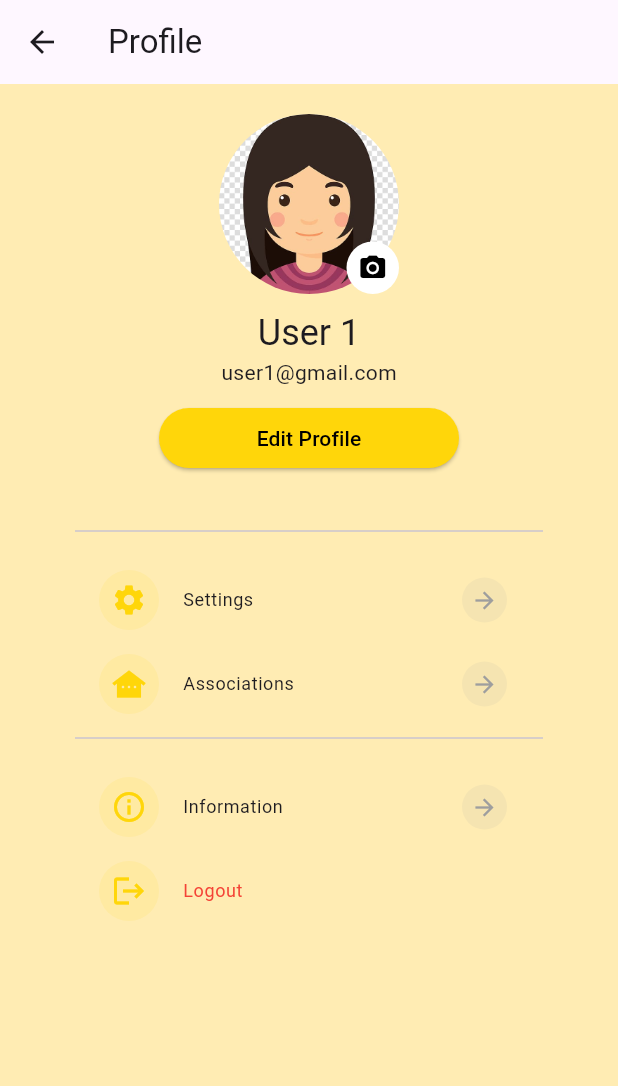
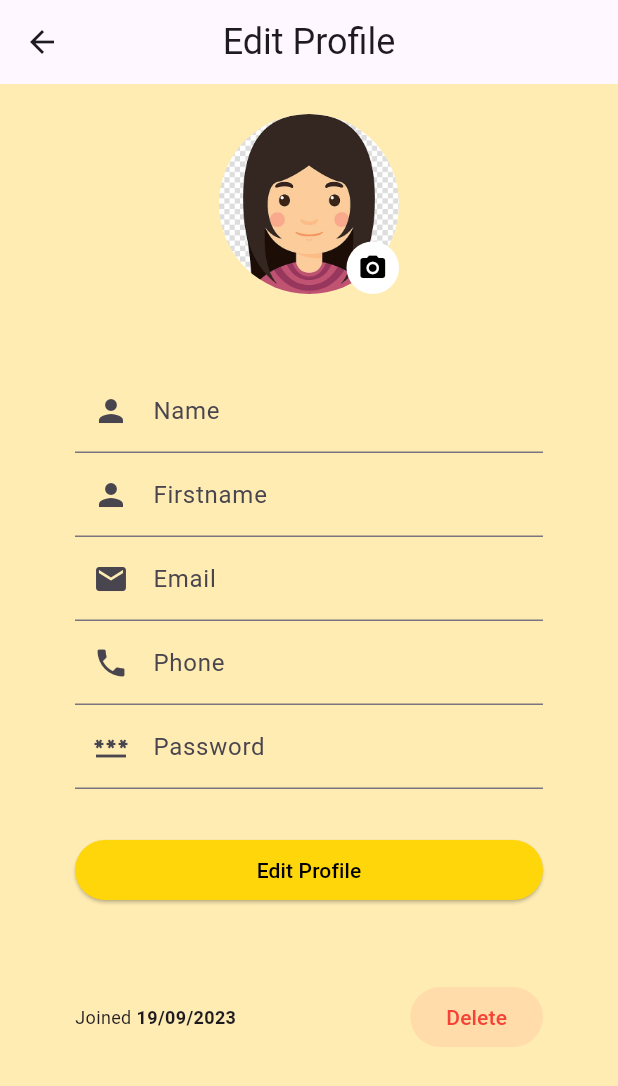
Before and after one commit to Aliciasaci/purrfectmatch-client, a Flutter app: the ProfileScreen screen opened directly, after a tap on "Edit Profile", on a phone screen of 412 x 824 dp. Shown: the top 1086 px of the screen. Run offline on Flutter 3.47's test engine with Material 3 defaults, Android fonts, the light colour scheme and no system bars.

Commit message:
add edit profile screen

```diff
--- a/lib/constants/text_strings.dart
+++ b/lib/constants/text_strings.dart
@@ -1,2 +1,3 @@
 const String userProfileTitle = "Profile";
 const String userEditProfileTitle = "Edit Profile";
+const String userDeleteProfile = "Delete";
--- /dev/null
+++ b/lib/screens/profile/edit_profile_screen.dart
@@ -0,0 +1,142 @@
+import 'package:flutter/material.dart';
+import 'package:purrfectmatch/constants/color.dart';
+import 'package:purrfectmatch/constants/image_strings.dart';
+import 'package:purrfectmatch/constants/text_strings.dart';
+
+class EditProfileScreen extends StatefulWidget {
+  const EditProfileScreen({super.key});
+
+  @override
+  State<EditProfileScreen> createState() => _EditProfileScreenState();
+}
+
+class _EditProfileScreenState extends State<EditProfileScreen> {
+
+  @override
+  Widget build(BuildContext context) {
+    return Scaffold(
+      appBar: AppBar(
+        title: Text(userEditProfileTitle, style: Theme.of(context).textTheme.headlineSmall),
+        centerTitle: true,
+      ),
+      body: SingleChildScrollView(
+        child: Container(
+          padding: const EdgeInsets.symmetric(vertical: 20.0, horizontal: 50.0),
+          child: Column(
+            children: [
+              Stack(
+                children: [
+                  SizedBox(
+                    width: 120,
+                    height: 120,
+                    child: ClipRRect(
+                      borderRadius: BorderRadius.circular(100),
+                      child: const Image(image: AssetImage(userProfileImage))
+                    )
+                  ),
+                  Positioned(
+                    bottom: 0,
+                    right: 0,
+                    child: Container(
+                      width: 35,
+                      height: 35,
+                      decoration: BoxDecoration(borderRadius: BorderRadius.circular(100), color: Colors.white),
+                      child: const Icon(
+                        Icons.camera_alt,
+                        color: Colors.black,
+                        size: 20
+                      )
+                    ))
+                ],
+              ),
+              const SizedBox(height: 50),
+
+              Form(
+                  child: Column(
+                    children: [
+                      TextFormField(
+                        decoration: const InputDecoration(
+                          labelText: "Name",
+                          prefixIcon: Icon(Icons.person),
+                        ),
+                      ),
+                      TextFormField(
+                        decoration: const InputDecoration(
+                          labelText: "Firstname",
+                          prefixIcon: Icon(Icons.person),
+                        ),
+                      ),
+                      TextFormField(
+                        decoration: const InputDecoration(
+                          labelText: "Email",
+                          prefixIcon: Icon(Icons.email)
+                        ),
+                      ),
+                      TextFormField(
+                        decoration: const InputDecoration(
+                          labelText: "Phone",
+                          prefixIcon: Icon(Icons.phone)
+                        ),
+                      ),
+                      TextFormField(
+                        obscureText: true,
+                        decoration: const InputDecoration(
+                          labelText: "Password",
+                          prefixIcon: Icon(Icons.password),
+                          // suffixIcon: IconButton(icon: Icon(Icons.remove_red_eye), onPressed),
+                        ),
+                      ),
+
+                      const SizedBox(height: 30),
+
+                      SizedBox(
+                        width: double.infinity,
+                        child: ElevatedButton(
+                          onPressed: () { },
+                          style: ElevatedButton.styleFrom(
+                            backgroundColor: darkYellowColor,
+                            side: BorderSide.none,
+                            shape: const StadiumBorder(),
+                          ),
+                          child: const Text(userEditProfileTitle, style: TextStyle(color: darkColor)),
+                        )
+                      ),
+
+                      const SizedBox(height: 50),
+
+                      Row(
+                        mainAxisAlignment: MainAxisAlignment.spaceBetween,
+                        children: [
+                          const Text.rich(
+                            TextSpan(
+                              text: "Joined",
+                              style: TextStyle(fontSize: 12),
+                              children: [
+                                TextSpan(
+                                    text: " 19/09/2023",
+                                    style: TextStyle(fontWeight: FontWeight.bold, fontSize: 12))
+                              ],
+                            ),
+                          ),
+                          ElevatedButton(
+                            onPressed: () {},
+                            style: ElevatedButton.styleFrom(
+                                backgroundColor: Colors.redAccent.withOpacity(0.1),
+                                elevation: 0,
+                                foregroundColor: Colors.red,
+                                shape: const StadiumBorder(),
+                                side: BorderSide.none),
+                            child: const Text(userDeleteProfile),
+                          ),
+                        ],
+                      )
+                    ],
+                  )
+              )
+            ]
+          )
+        )
+      )
+    );
+  }
+}
--- a/lib/screens/profile/profile_screen.dart
+++ b/lib/screens/profile/profile_screen.dart
@@ -3,6 +3,7 @@ import 'package:purrfectmatch/composants/profile_menu_widget.dart';
 import 'package:purrfectmatch/constants/color.dart';
 import 'package:purrfectmatch/constants/image_strings.dart';
 import 'package:purrfectmatch/constants/text_strings.dart';
+import 'package:purrfectmatch/screens/profile/edit_profile_screen.dart';
 
 class ProfileScreen extends StatefulWidget {
   const ProfileScreen({super.key});
@@ -16,7 +17,8 @@ class _ProfileScreenState extends State<ProfileScreen> {
   Widget build(BuildContext context) {
     return Scaffold(
       appBar: AppBar(
-        title: const Text(userProfileTitle),
+        title: Text(userProfileTitle, style: Theme.of(context).textTheme.headlineSmall),
+        centerTitle: true,
       ),
       body: SingleChildScrollView(
         child: Container(
@@ -39,7 +41,7 @@ class _ProfileScreenState extends State<ProfileScreen> {
                         height: 35,
                         decoration: BoxDecoration(borderRadius: BorderRadius.circular(100), color: Colors.white),
                         child: const Icon(
-                          Icons.camera_alt,
+                          Icons.edit,
                           color: Colors.black,
                           size: 20,
                         ),
@@ -55,7 +57,12 @@ class _ProfileScreenState extends State<ProfileScreen> {
                 SizedBox(
                   width: 200,
                   child: ElevatedButton(
-                    onPressed: () { },
+                    onPressed: () {
+                      Navigator.push(
+                          context,
+                          MaterialPageRoute(builder: (context) => const EditProfileScreen()),
+                      );
+                    },
                     style: ElevatedButton.styleFrom(
                       backgroundColor: darkYellowColor, side: BorderSide.none, shape: const StadiumBorder()
                     ),
```
